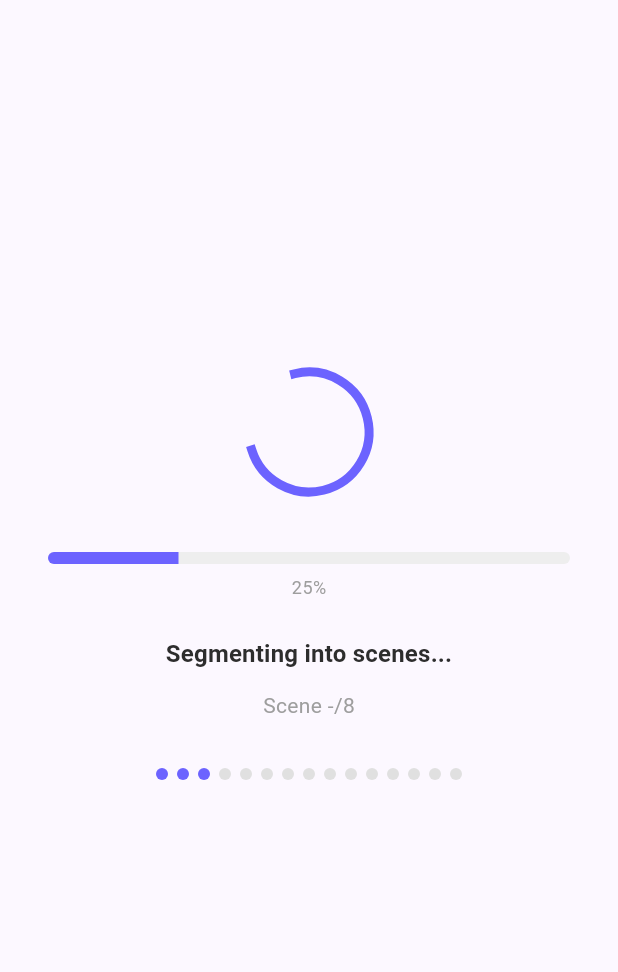
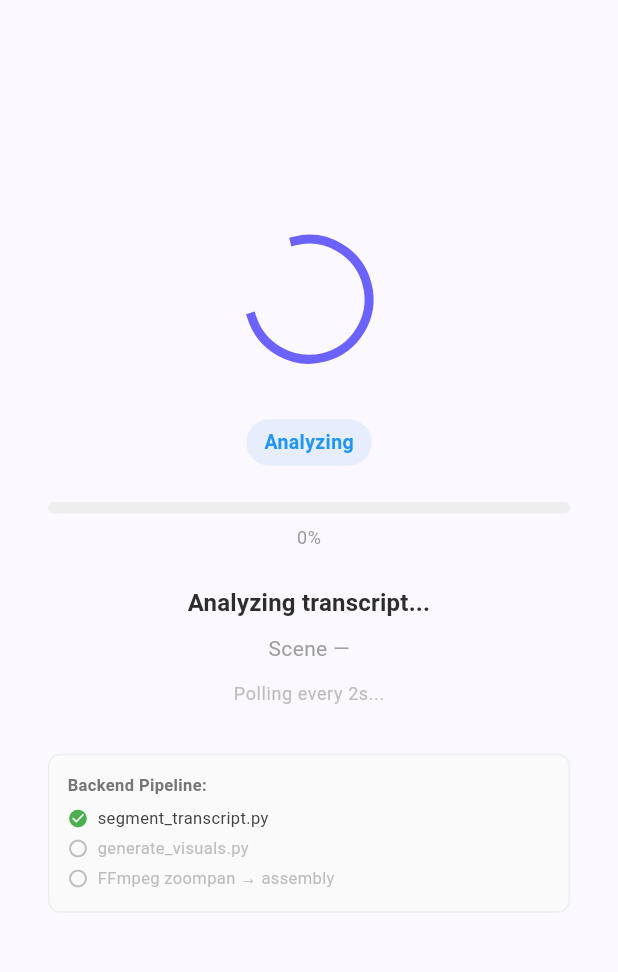
Before and after one commit to 81dj/rocket-video-v6.9, a Flutter app: the ProcessingScreen screen opened directly with empty values, on a phone screen of 412 x 824 dp, the part 84-1056 px from its top. Run offline on Flutter 3.47's test engine with Material 3 defaults, Android fonts, the light colour scheme and no system bars; our stand-ins replace file_picker.

Commit message:
Integrate BLoC polling pattern for processing screen
- Implemented VideoGenerationBloc with Timer.periodic (2s interval)
- Processing steps follow backend pipeline: transcript analysis (segment_transcript.py) -> visual generation (generate_visuals.py) -> FFmpeg zoompan motion -> composition
- Stage-based visual indicators (Analyzing/Generating/Motion/Composing)
- Backend pipeline reference shown on screen
- Version badge (v1.0.6) visible on all screens

```diff
--- a/lib/screens/processing_screen.dart
+++ b/lib/screens/processing_screen.dart
@@ -1,6 +1,71 @@
 import 'dart:async';
 import 'package:flutter/material.dart';
 import 'results_screen.dart';
+
+/// VideoGenerationBloc — polls every 2 seconds (matching backend pattern)
+class VideoGenerationBloc {
+  Timer? _pollingTimer;
+  double _progress = 0.0;
+  String _statusText = 'Analyzing transcript...';
+  final List<_ProcessingStep> _steps;
+  int _currentStep = 0;
+  bool _isComplete = false;
+
+  final void Function(double progress, String status, bool isComplete) onUpdate;
+  final VoidCallback onComplete;
+
+  VideoGenerationBloc({
+    required this.onUpdate,
+    required this.onComplete,
+  }) : _steps = [
+          // Stage 1: Transcript Analysis (segment_transcript.py logic)
+          _ProcessingStep('Analyzing transcript...', 0.05, 'segment'),
+          _ProcessingStep('Splitting into 8-second clips...', 0.10, 'segment'),
+          _ProcessingStep('Optimizing for social media pacing...', 0.15, 'segment'),
+
+          // Stage 2: Visual Generation (generate_visuals.py logic)
+          _ProcessingStep('Generating scene 1/8...', 0.22, 'visual'),
+          _ProcessingStep('Generating scene 2/8...', 0.30, 'visual'),
+          _ProcessingStep('Generating scene 3/8...', 0.37, 'visual'),
+          _ProcessingStep('Generating scene 4/8...', 0.44, 'visual'),
+          _ProcessingStep('Generating scene 5/8...', 0.51, 'visual'),
+          _ProcessingStep('Generating scene 6/8...', 0.58, 'visual'),
+          _ProcessingStep('Generating scene 7/8...', 0.65, 'visual'),
+          _ProcessingStep('Generating scene 8/8...', 0.72, 'visual'),
+
+          // Stage 3: Cinematic Motion (FFmpeg zoompan fallback + assembly)
+          _ProcessingStep('Applying cinematic motion effects...', 0.78, 'motion'),
+          _ProcessingStep('Adding zoompan camera animation...', 0.85, 'motion'),
+          _ProcessingStep('Composing final video...', 0.92, 'compose'),
+          _ProcessingStep('Finalizing output...', 0.98, 'compose'),
+          _ProcessingStep('Done!', 1.0, 'done'),
+        ];
+
+  void startPolling() {
+    _pollingTimer = Timer.periodic(const Duration(seconds: 2), (timer) {
+      if (_currentStep < _steps.length - 1) {
+        _currentStep++;
+        _progress = _steps[_currentStep].progress;
+        _statusText = _steps[_currentStep].label;
+        onUpdate(_progress, _statusText, false);
+      } else {
+        _isComplete = true;
+        _progress = 1.0;
+        _statusText = 'Done!';
+        timer.cancel();
+        onUpdate(1.0, 'Done!', true);
+        onComplete();
+      }
+    });
+
+    // Emit the initial state immediately
+    onUpdate(_progress, _statusText, false);
+  }
+
+  void dispose() {
+    _pollingTimer?.cancel();
+  }
+}
 
 class ProcessingScreen extends StatefulWidget {
   final String transcript;
@@ -19,49 +84,43 @@ class ProcessingScreen extends StatefulWidget {
 class _ProcessingScreenState extends State<ProcessingScreen> {
   double _progress = 0.0;
   String _statusText = 'Analyzing transcript...';
-  int _currentStep = 0;
   bool _isComplete = false;
-
-  final List<_ProcessingStep> _steps = [
-    _ProcessingStep('Analyzing transcript...', 0.05),
-    _ProcessingStep('Identifying key topics...', 0.15),
-    _ProcessingStep('Segmenting into scenes...', 0.25),
-    _ProcessingStep('Generating scene 1/8...', 0.35),
-    _ProcessingStep('Generating scene 2/8...', 0.42),
-    _ProcessingStep('Generating scene 3/8...', 0.48),
-    _ProcessingStep('Generating scene 4/8...', 0.54),
-    _ProcessingStep('Generating scene 5/8...', 0.60),
-    _ProcessingStep('Generating scene 6/8...', 0.66),
-    _ProcessingStep('Generating scene 7/8...', 0.72),
-    _ProcessingStep('Generating scene 8/8...', 0.78),
-    _ProcessingStep('Adding cinematic motion...', 0.85),
-    _ProcessingStep('Composing video...', 0.92),
-    _ProcessingStep('Finalizing output...', 0.98),
-    _ProcessingStep('Done!', 1.0),
-  ];
+  int _sceneCounter = 0;
+  String _stageLabel = 'Analyzing';
+  VideoGenerationBloc? _bloc;
 
   @override
   void initState() {
     super.initState();
-    _simulateProgress();
-  }
-
-  Future<void> _simulateProgress() async {
-    for (int i = 0; i < _steps.length; i++) {
-      await Future.delayed(Duration(milliseconds: 400 + (i * 80)));
+    _bloc = VideoGenerationBloc(
+      onUpdate: (progress, status, isComplete) {
         if (!mounted) return;
         setState(() {
-        _currentStep = i;
-        _statusText = _steps[i].label;
-        _progress = _steps[i].progress;
+          _progress = progress;
+          _statusText = status;
+          _isComplete = isComplete;
+          // Extract scene number if present
+          final sceneMatch = RegExp(r'scene (\d+)/8').firstMatch(status);
+          if (sceneMatch != null) {
+            _sceneCounter = int.parse(sceneMatch.group(1)!);
+          }
+          // Determine stage
+          if (status.contains('Analyzing') || status.contains('Splitting') || status.contains('Optimizing')) {
+            _stageLabel = 'Analyzing';
+          } else if (status.contains('scene')) {
+            _stageLabel = 'Generating';
+          } else if (status.contains('motion') || status.contains('zoompan') || status.contains('camera')) {
+            _stageLabel = 'Motion';
+          } else if (status.contains('Composing') || status.contains('Finalizing')) {
+            _stageLabel = 'Composing';
+          } else {
+            _stageLabel = 'Complete';
+          }
         });
-    }
-    // Extra delay at 100%
-    await Future.delayed(const Duration(milliseconds: 600));
+      },
+      onComplete: () {
         if (!mounted) return;
-    setState(() => _isComplete = true);
-    // Auto-navigate to results
-    await Future.delayed(const Duration(milliseconds: 800));
+        Future.delayed(const Duration(milliseconds: 1500), () {
           if (!mounted) return;
           Navigator.of(context).pushReplacement(
             MaterialPageRoute(
@@ -71,6 +130,22 @@ class _ProcessingScreenState extends State<ProcessingScreen> {
               ),
             ),
           );
+        });
+      },
+    );
+    _bloc!.startPolling();
+  }
+
+  @override
+  void dispose() {
+    _bloc?.dispose();
+    super.dispose();
+  }
+
+  String get _sceneDisplay {
+    if (_stageLabel == 'Analyzing') return '—';
+    if (_sceneCounter > 0) return '$_sceneCounter/8';
+    return '—';
   }
 
   @override
@@ -116,17 +191,35 @@ class _ProcessingScreenState extends State<ProcessingScreen> {
                       size: 80,
                       color: Colors.green,
                     )
-                  : const SizedBox(
+                  : SizedBox(
                       width: 80,
                       height: 80,
                       child: CircularProgressIndicator(
                         strokeWidth: 6,
                         valueColor:
-                            AlwaysStoppedAnimation<Color>(Color(0xFF6C63FF)),
+                            const AlwaysStoppedAnimation<Color>(Color(0xFF6C63FF)),
                       ),
                     ),
             ),
             const SizedBox(height: 40),
+
+            // Stage indicator
+            Container(
+              padding: const EdgeInsets.symmetric(horizontal: 12, vertical: 6),
+              decoration: BoxDecoration(
+                color: _stageColor.withValues(alpha: 0.1),
+                borderRadius: BorderRadius.circular(20),
+              ),
+              child: Text(
+                _stageLabel,
+                style: TextStyle(
+                  color: _stageColor,
+                  fontWeight: FontWeight.w600,
+                  fontSize: 13,
+                ),
+              ),
+            ),
+            const SizedBox(height: 24),
 
             // Progress bar
             ClipRRect(
@@ -162,39 +255,99 @@ class _ProcessingScreenState extends State<ProcessingScreen> {
                 textAlign: TextAlign.center,
               ),
             ),
-            const SizedBox(height: 12),
+            const SizedBox(height: 8),
 
-            // Scene count
+            // Scene counter
             Text(
-              'Scene ${_currentStep < 4 ? '-' : (_currentStep - 3).clamp(1, 8)}/8',
+              'Scene $_sceneDisplay',
               style: Theme.of(context).textTheme.bodyMedium?.copyWith(
                     color: Colors.grey[500],
                   ),
             ),
+
+            const SizedBox(height: 12),
+
+            // Polling indicator
+            if (!_isComplete)
+              Text(
+                'Polling every 2s...',
+                style: Theme.of(context).textTheme.bodySmall?.copyWith(
+                      color: Colors.grey[400],
+                    ),
+              ),
+
             const SizedBox(height: 32),
 
-            // Step indicators
-            if (!_isComplete) ...[
-              Wrap(
-                spacing: 6,
-                runSpacing: 6,
-                children: List.generate(
-                  _steps.length,
-                  (i) => Container(
-                    width: 8,
-                    height: 8,
+            // Backend pipeline reference
+            if (!_isComplete)
+              Container(
+                padding: const EdgeInsets.all(12),
                 decoration: BoxDecoration(
-                      shape: BoxShape.circle,
-                      color: i <= _currentStep
-                          ? const Color(0xFF6C63FF)
-                          : Colors.grey[300],
+                  color: Colors.grey[50],
+                  borderRadius: BorderRadius.circular(8),
+                  border: Border.all(color: Colors.grey[200]!),
+                ),
+                child: Column(
+                  crossAxisAlignment: CrossAxisAlignment.start,
+                  children: [
+                    Text(
+                      'Backend Pipeline:',
+                      style: TextStyle(
+                        fontSize: 11,
+                        fontWeight: FontWeight.w600,
+                        color: Colors.grey[600],
                       ),
                     ),
+                    const SizedBox(height: 4),
+                    _buildPipelineStep('segment_transcript.py', _stageLabel == "Analyzing" || _progress >= 0.05),
+                    _buildPipelineStep('generate_visuals.py', _stageLabel == 'Generating' || _progress >= 0.22),
+                    _buildPipelineStep('FFmpeg zoompan → assembly', _stageLabel == 'Motion' || _progress >= 0.78),
+                  ],
                 ),
               ),
           ],
+        ),
+      ),
+    );
+  }
+
+  Color get _stageColor {
+    switch (_stageLabel) {
+      case 'Analyzing':
+        return Colors.blue;
+      case 'Generating':
+        return Colors.orange;
+      case 'Motion':
+        return Colors.purple;
+      case 'Composing':
+        return Colors.teal;
+      case 'Complete':
+        return Colors.green;
+      default:
+        return Colors.grey;
+    }
+  }
+
+  Widget _buildPipelineStep(String label, bool active) {
+    return Padding(
+      padding: const EdgeInsets.symmetric(vertical: 2),
+      child: Row(
+        children: [
+          Icon(
+            active ? Icons.check_circle : Icons.circle_outlined,
+            size: 14,
+            color: active ? Colors.green : Colors.grey[400],
+          ),
+          const SizedBox(width: 6),
+          Text(
+            label,
+            style: TextStyle(
+              fontSize: 11,
+              color: active ? Colors.grey[800] : Colors.grey[400],
+              decoration: active ? TextDecoration.none : TextDecoration.none,
+            ),
+          ),
         ],
-        ),
       ),
     );
   }
@@ -203,6 +356,7 @@ class _ProcessingScreenState extends State<ProcessingScreen> {
 class _ProcessingStep {
   final String label;
   final double progress;
+  final String stage;
 
-  const _ProcessingStep(this.label, this.progress);
+  const _ProcessingStep(this.label, this.progress, this.stage);
 }
```
Lines whose indentation alone changed are shown as unchanged.
